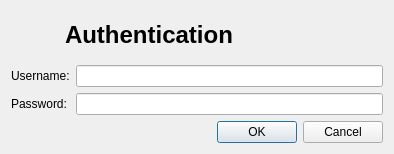
Above: dialogs/authenticationdialog.ui from qohelet/QtZeiterfassung before the change. Below: the same form after it.
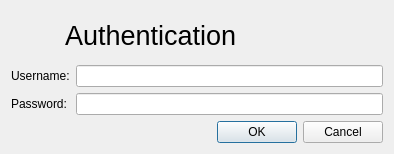
That is the form after the change. Icons and pictures are not drawn.

Patch:
```diff
--- a/dialogs/authenticationdialog.ui
+++ b/dialogs/authenticationdialog.ui
@@ -46,8 +46,13 @@
      </item>
      <item>
       <widget class="QLabel" name="labelTitle">
+       <property name="font">
+        <font>
+         <pointsize>20</pointsize>
+        </font>
+       </property>
        <property name="text">
-        <string>&lt;h1&gt;Authentication&lt;/h1&gt;</string>
+        <string>Authentication</string>
        </property>
       </widget>
      </item>
```
